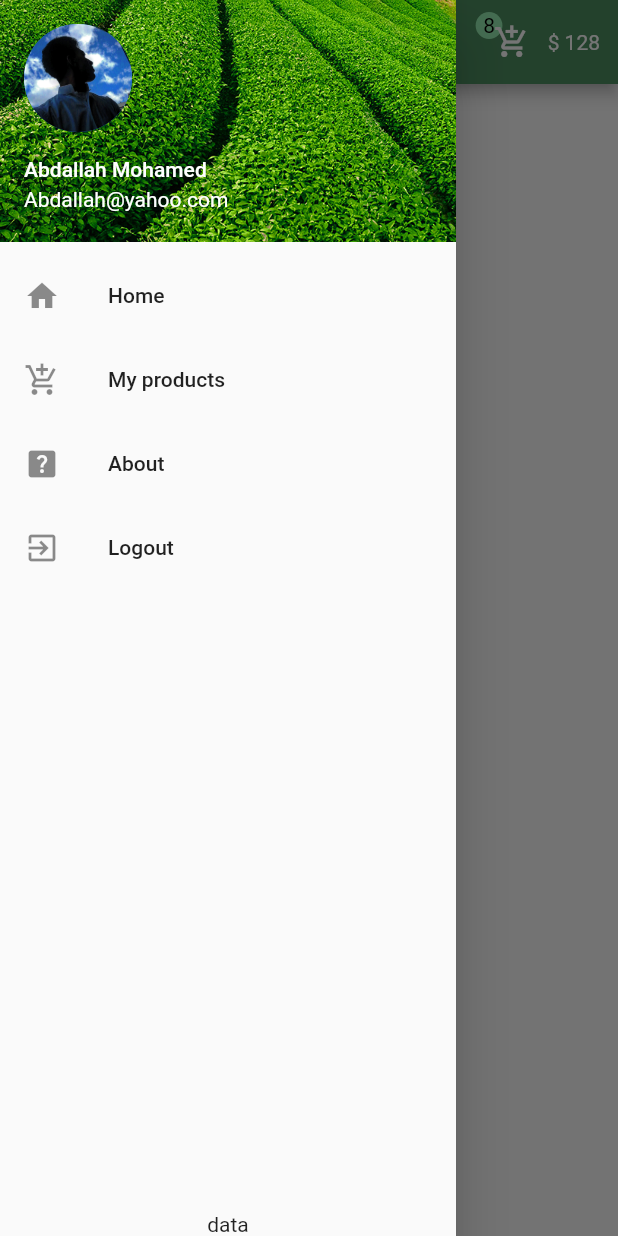
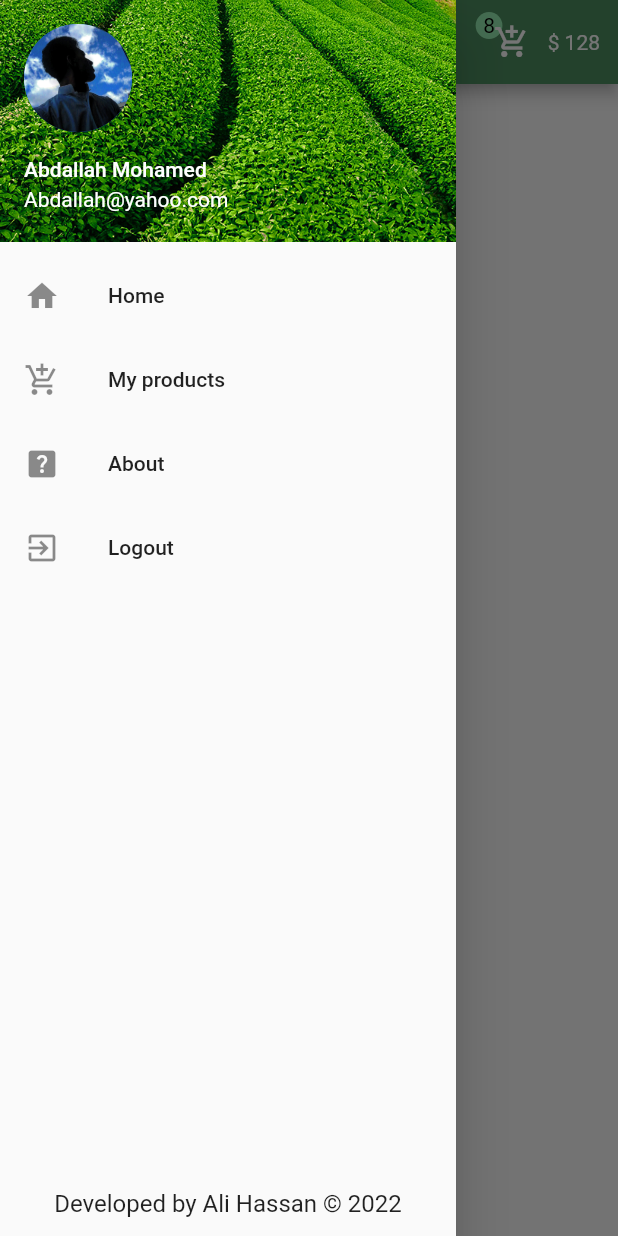
Before and after one commit to Abdallah-Mohamed-Abdallah-AbdulRazzaq/flower_app, a Flutter app: the screen it shows after launch, with the side drawer open, on a phone screen of 412 x 824 dp. Run offline on Flutter 3.47's test engine with Material 2 defaults, Android fonts, the phone set to English and light mode, and no system bars.

Commit message:
AddContainer and (margin,child,style,fontSize)

```diff
--- a/lib/pages/home.dart
+++ b/lib/pages/home.dart
@@ -37,7 +37,8 @@ class Home extends StatelessWidget {
             ],
           ),
 
-        Text("data")
+        Container(margin: EdgeInsets.only(bottom: 12),child: Text("Developed by Ali Hassan © 2022",style: TextStyle(fontSize: 16)),
+ )
 
                   ],
       )),
```
